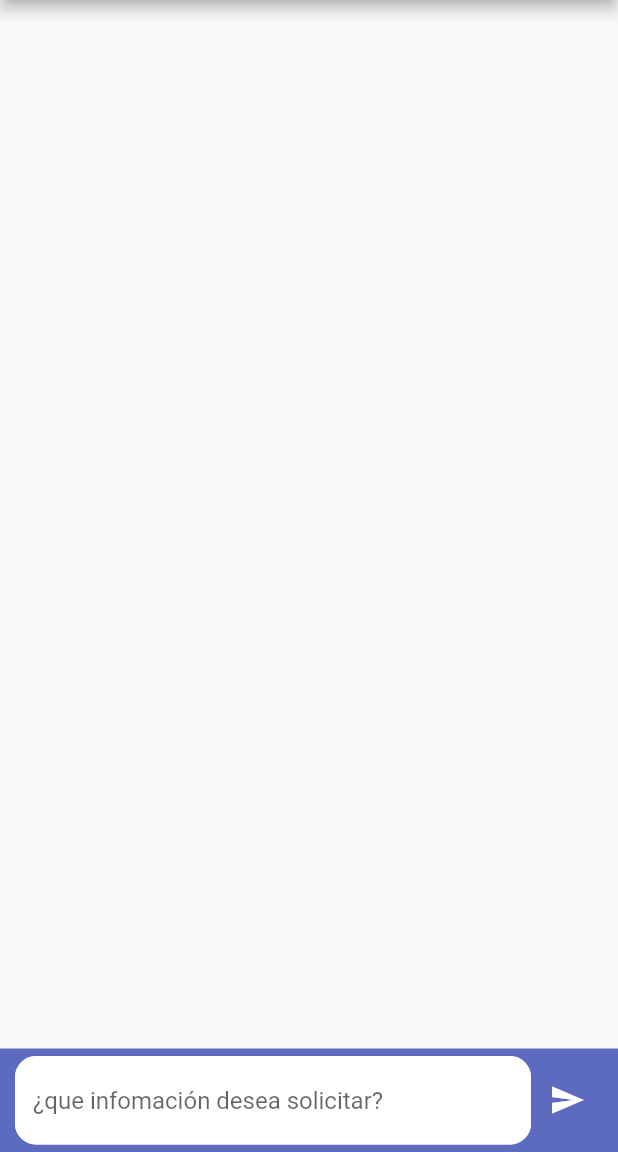
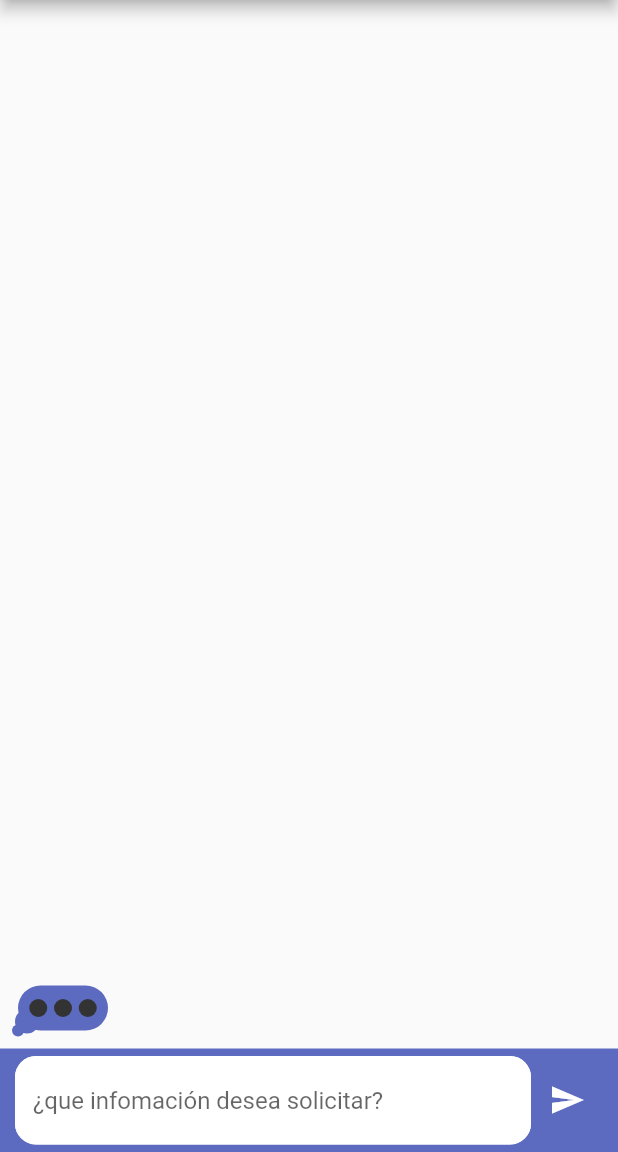
Before and after one commit to TCSCA/chat_IA_conversacional_app, a Flutter app: the screen it shows after launch, on a phone screen of 412 x 824 dp, the part 84-1236 px from its top. Run offline on Flutter 3.47's test engine with Material 2 defaults, Android fonts, the phone set to English and light mode, and no system bars; network calls fail.

Commit message:
se agrega el typing indicator

```diff
--- a/lib/src/pages/home_page.dart
+++ b/lib/src/pages/home_page.dart
@@ -5,6 +5,7 @@ import 'package:http/http.dart' as http;
 
 import '../models/message_models.dart';
 import '../widgets/message_list_widget.dart';
+import '../widgets/typing_indicator_widget.dart';
 
 class HomePage extends StatefulWidget {
   const HomePage({Key? key}) : super(key: key);
@@ -21,6 +22,8 @@ class _HomePageState extends State<HomePage> {
   Map<String, String> body = {'message': ''};
 
   String myVar = '';
+
+  bool isTyping = true;
 
   @override
   void initState() {
@@ -44,6 +47,12 @@ class _HomePageState extends State<HomePage> {
           Expanded(
             child: MessagesList(
               messages: messages,
+            ),
+          ),
+          Align(
+            alignment: Alignment.bottomLeft,
+            child: TypingIndicator(
+              showIndicator: isTyping,
             ),
           ),
           Container(
@@ -83,6 +92,7 @@ class _HomePageState extends State<HomePage> {
                       body['message'] = _msgUserCtrl.text;
                       myVar = _msgUserCtrl.text;
                       _msgUserCtrl.clear();
+                      isTyping = true;
                       setState(() {});
                       sonciChatService(myVar);
                     }
@@ -119,6 +129,7 @@ class _HomePageState extends State<HomePage> {
           date: DateTime.now().subtract(Duration(minutes: 1)),
           isSendByMe: false));
 
+      isTyping = false;
       setState(() {});
 
       print(decodedResp);
--- /dev/null
+++ b/lib/src/widgets/animated_bubble_widget.dart
@@ -0,0 +1,34 @@
+import 'package:flutter/material.dart';
+
+class AnimatedBubble extends StatelessWidget {
+  const AnimatedBubble({
+  required this.animation,
+  required this.left,
+  required this.bottom,
+  required this.bubble,
+  });
+
+  final Animation<double> animation;
+  final double left;
+  final double bottom;
+  final Widget bubble;
+
+  @override
+  Widget build(BuildContext context) {
+    return Positioned(
+      left: left,
+      bottom: bottom,
+      child: AnimatedBuilder(
+        animation: animation,
+        builder: (context, child) {
+          return Transform.scale(
+            scale: animation.value,
+            alignment: Alignment.bottomLeft,
+            child: child,
+          );
+        },
+        child: bubble,
+      ),
+    );
+  }
+}
--- /dev/null
+++ b/lib/src/widgets/circle_bubble_Widget.dart
@@ -0,0 +1,23 @@
+import 'package:flutter/material.dart';
+
+class CircleBubble extends StatelessWidget {
+  const CircleBubble({
+  required this.size,
+  required this.bubbleColor,
+  });
+
+  final double size;
+  final Color bubbleColor;
+
+  @override
+  Widget build(BuildContext context) {
+    return Container(
+      width: size,
+      height: size,
+      decoration: BoxDecoration(
+        shape: BoxShape.circle,
+        color: bubbleColor,
+      ),
+    );
+  }
+}
--- /dev/null
+++ b/lib/src/widgets/flashing_circle_widget.dart
@@ -0,0 +1,45 @@
+import 'dart:math';
+
+import 'package:flutter/material.dart';
+
+class FlashingCircle extends StatelessWidget {
+  const FlashingCircle({
+  required this.index,
+  required this.repeatingController,
+  required this.dotIntervals,
+  required this.flashingCircleBrightColor,
+  required this.flashingCircleDarkColor,
+  });
+
+  final int index;
+  final AnimationController repeatingController;
+  final List<Interval> dotIntervals;
+  final Color flashingCircleDarkColor;
+  final Color flashingCircleBrightColor;
+
+  @override
+  Widget build(BuildContext context) {
+    return AnimatedBuilder(
+      animation: repeatingController,
+      builder: (context, child) {
+        final circleFlashPercent = dotIntervals[index].transform(
+          repeatingController.value,
+        );
+        final circleColorPercent = sin(pi * circleFlashPercent);
+
+        return Container(
+          width: 12,
+          height: 12,
+          decoration: BoxDecoration(
+            shape: BoxShape.circle,
+            color: Color.lerp(
+              flashingCircleDarkColor,
+              flashingCircleBrightColor,
+              circleColorPercent,
+            ),
+          ),
+        );
+      },
+    );
+  }
+}
--- /dev/null
+++ b/lib/src/widgets/status_bubble_widget.dart
@@ -0,0 +1,58 @@
+import 'package:flutter/material.dart';
+
+import 'flashing_circle_widget.dart';
+
+class StatusBubble extends StatelessWidget {
+  const StatusBubble({
+  required this.repeatingController,
+  required this.dotIntervals,
+  required this.flashingCircleBrightColor,
+  required this.flashingCircleDarkColor,
+  required this.bubbleColor,
+  });
+
+  final AnimationController repeatingController;
+  final List<Interval> dotIntervals;
+  final Color flashingCircleDarkColor;
+  final Color flashingCircleBrightColor;
+  final Color bubbleColor;
+
+  @override
+  Widget build(BuildContext context) {
+    return Container(
+      width: 60,
+      height: 30,
+      padding: const EdgeInsets.symmetric(horizontal: 3),
+      decoration: BoxDecoration(
+        borderRadius: BorderRadius.circular(27),
+        color: bubbleColor,
+      ),
+      child: Row(
+        mainAxisAlignment: MainAxisAlignment.spaceEvenly,
+        children: [
+          FlashingCircle(
+            index: 0,
+            repeatingController: repeatingController,
+            dotIntervals: dotIntervals,
+            flashingCircleDarkColor: flashingCircleDarkColor,
+            flashingCircleBrightColor: flashingCircleBrightColor,
+          ),
+          FlashingCircle(
+            index: 1,
+            repeatingController: repeatingController,
+            dotIntervals: dotIntervals,
+            flashingCircleDarkColor: flashingCircleDarkColor,
+            flashingCircleBrightColor: flashingCircleBrightColor,
+          ),
+          FlashingCircle(
+            index: 2,
+            repeatingController: repeatingController,
+            dotIntervals: dotIntervals,
+            flashingCircleDarkColor: flashingCircleDarkColor,
+            flashingCircleBrightColor: flashingCircleBrightColor,
+          ),
+        ],
+      ),
+    );
+  }
+}
--- /dev/null
+++ b/lib/src/widgets/typing_indicator_widget.dart
@@ -0,0 +1,167 @@
+import 'package:flutter/material.dart';
+import 'package:integrate_chat_app/src/widgets/status_bubble_widget.dart';
+
+import 'animated_bubble_widget.dart';
+import 'circle_bubble_Widget.dart';
+
+
+class TypingIndicator extends StatefulWidget {
+  const TypingIndicator({
+  this.showIndicator = false,
+  this.bubbleColor = const Color(0xFF646b7f),
+  this.flashingCircleDarkColor = const Color(0xFF333333),
+  this.flashingCircleBrightColor = const Color(0xFFaec1dd),
+  });
+
+  final bool showIndicator;
+  final Color bubbleColor;
+  final Color flashingCircleDarkColor;
+  final Color flashingCircleBrightColor;
+
+  @override
+  State<TypingIndicator> createState() => _TypingIndicatorState();
+}
+
+class _TypingIndicatorState extends State<TypingIndicator>
+    with TickerProviderStateMixin {
+  late AnimationController _appearanceController;
+
+  late Animation<double> _indicatorSpaceAnimation;
+
+  late Animation<double> _smallBubbleAnimation;
+  late Animation<double> _mediumBubbleAnimation;
+  late Animation<double> _largeBubbleAnimation;
+
+  late AnimationController _repeatingController;
+  final List<Interval> _dotIntervals = const [
+    Interval(0.25, 0.8),
+    Interval(0.35, 0.9),
+    Interval(0.45, 1.0),
+  ];
+
+  @override
+  void initState() {
+    super.initState();
+
+    _appearanceController = AnimationController(
+      vsync: this,
+    )..addListener(() {
+      setState(() {});
+    });
+
+    _indicatorSpaceAnimation = CurvedAnimation(
+      parent: _appearanceController,
+      curve: const Interval(0.0, 0.4, curve: Curves.easeOut),
+      reverseCurve: const Interval(0.0, 1.0, curve: Curves.easeOut),
+    ).drive(Tween<double>(
+      begin: 0.0,
+      end: 60.0,
+    ));
+
+    _smallBubbleAnimation = CurvedAnimation(
+      parent: _appearanceController,
+      curve: const Interval(0.0, 0.5, curve: Curves.elasticOut),
+      reverseCurve: const Interval(0.0, 0.3, curve: Curves.easeOut),
+    );
+    _mediumBubbleAnimation = CurvedAnimation(
+      parent: _appearanceController,
+      curve: const Interval(0.2, 0.7, curve: Curves.elasticOut),
+      reverseCurve: const Interval(0.2, 0.6, curve: Curves.easeOut),
+    );
+    _largeBubbleAnimation = CurvedAnimation(
+      parent: _appearanceController,
+      curve: const Interval(0.3, 1.0, curve: Curves.elasticOut),
+      reverseCurve: const Interval(0.5, 1.0, curve: Curves.easeOut),
+    );
+
+    _repeatingController = AnimationController(
+      vsync: this,
+      duration: const Duration(milliseconds: 1500),
+    );
+
+    if (widget.showIndicator) {
+      _showIndicator();
+    }
+  }
+
+  @override
+  void didUpdateWidget(TypingIndicator oldWidget) {
+    super.didUpdateWidget(oldWidget);
+
+    if (widget.showIndicator != oldWidget.showIndicator) {
+      if (widget.showIndicator) {
+        _showIndicator();
+      } else {
+        _hideIndicator();
+      }
+    }
+  }
+
+  @override
+  void dispose() {
+    _appearanceController.dispose();
+    _repeatingController.dispose();
+    super.dispose();
+  }
+
+  void _showIndicator() {
+    _appearanceController
+      ..duration = const Duration(milliseconds: 750)
+      ..forward();
+    _repeatingController.repeat();
+  }
+
+  void _hideIndicator() {
+    _appearanceController
+      ..duration = const Duration(milliseconds: 150)
+      ..reverse();
+    _repeatingController.stop();
+  }
+
+  @override
+  Widget build(BuildContext context) {
+    return AnimatedBuilder(
+      animation: _indicatorSpaceAnimation,
+      builder: (context, child) {
+        return SizedBox(
+          height: _indicatorSpaceAnimation.value,
+          child: child,
+        );
+      },
+      child: Stack(
+        children: [
+          AnimatedBubble(
+            animation: _smallBubbleAnimation,
+            left: 8,
+            bottom: 8,
+            bubble: CircleBubble(
+              size: 8,
+              bubbleColor: Colors.indigo[400]!,
+            ),
+          ),
+          AnimatedBubble(
+            animation: _mediumBubbleAnimation,
+            left: 10,
+            bottom: 10,
+            bubble: CircleBubble(
+              size: 16,
+              bubbleColor: Colors.indigo[400]!,
+            ),
+          ),
+          AnimatedBubble(
+            animation: _largeBubbleAnimation,
+            left: 12,
+            bottom: 12,
+            bubble: StatusBubble(
+              repeatingController: _repeatingController,
+              dotIntervals: _dotIntervals,
+              flashingCircleDarkColor: widget.flashingCircleDarkColor,
+              flashingCircleBrightColor: widget.flashingCircleBrightColor,
+              bubbleColor: Colors.indigo[400]!,
+            ),
+          ),
+        ],
+      ),
+    );
+  }
+}
```
